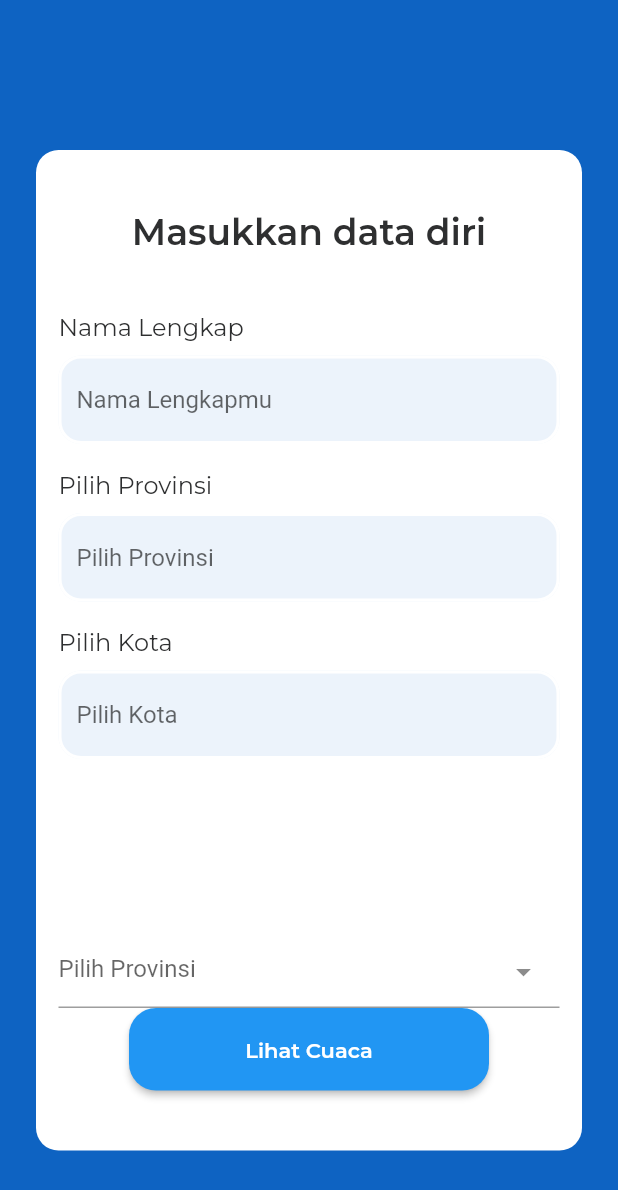
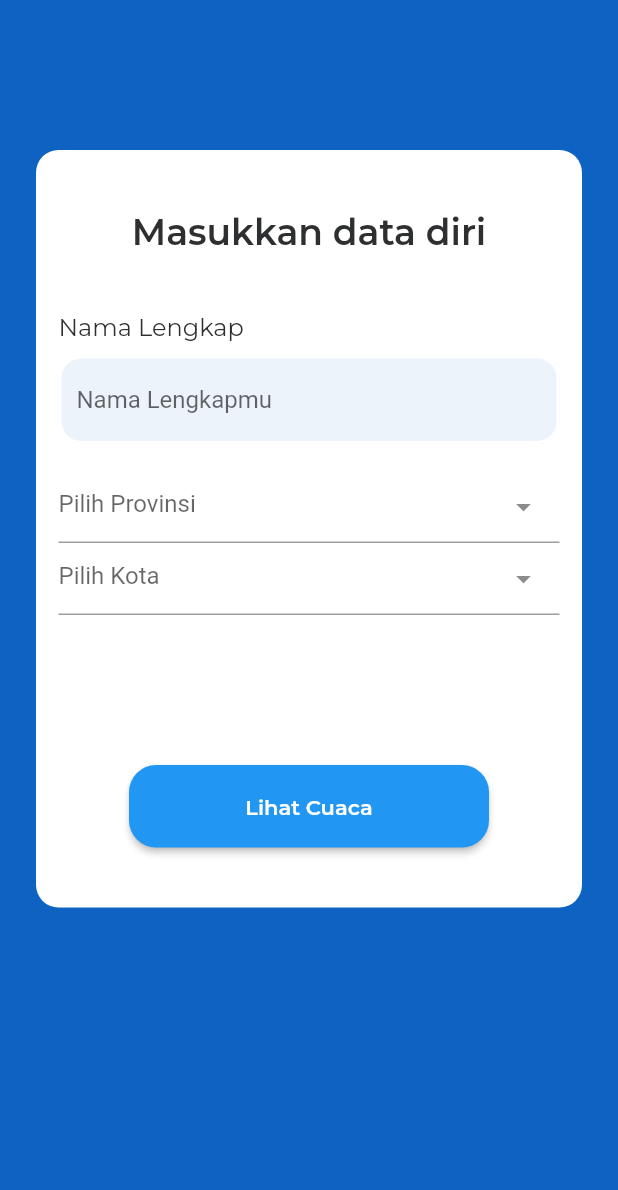
Before and after one commit to haikalhafizh24/weatherApp, a Flutter app: the screen it shows after launch, on a phone screen of 412 x 824 dp. Shown: the top 1190 px of the screen. Run offline on Flutter 3.47's test engine with Material 2 defaults, Android fonts, the phone set to English and light mode, and no system bars; drawn by our look-alikes of dropdown_search; our stand-ins replace bloc, equatable, flutter_bloc, google_fonts.

Commit message:
second commit

```diff
--- a/lib/ui/pages/detail_page.dart
+++ b/lib/ui/pages/detail_page.dart
@@ -1,4 +1,5 @@
 import 'package:flutter/material.dart';
+import 'package:weatherapp/models/user_model.dart';
 import 'package:weatherapp/shared/theme.dart';
 
 class DetailPage extends StatelessWidget {
--- a/lib/ui/pages/main_page.dart
+++ b/lib/ui/pages/main_page.dart
@@ -1,6 +1,7 @@
 import 'package:dropdown_search/dropdown_search.dart';
 import 'package:flutter/material.dart';
 import 'package:weatherapp/cubit/address_cubit.dart';
+import 'package:weatherapp/cubit/user_cubit.dart';
 import 'package:weatherapp/shared/theme.dart';
 import 'package:weatherapp/ui/widgets/form_field_custom.dart';
 import 'package:flutter_bloc/flutter_bloc.dart';
@@ -15,6 +16,7 @@ class MainPage extends StatefulWidget {
 }
 
 class _MainPageState extends State<MainPage> {
+  final TextEditingController nameController = TextEditingController(text: '');
   @override
   void initState() {
     // TODO: implement initState
@@ -24,6 +26,9 @@ class _MainPageState extends State<MainPage> {
 
   @override
   Widget build(BuildContext context) {
+    String province = '';
+    String city = '';
+    List filtered = [];
     Widget header(List<AddressModel> address) {
       return Container(
         margin: EdgeInsets.only(
@@ -53,29 +58,54 @@ class _MainPageState extends State<MainPage> {
             FormFieldCustom(
               title: 'Nama Lengkap',
               hint: 'Nama Lengkapmu',
-            ),
-            FormFieldCustom(
-              title: 'Pilih Provinsi',
-              hint: 'Pilih Provinsi',
-            ),
-            FormFieldCustom(
-              title: 'Pilih Kota',
-              hint: 'Pilih Kota',
-            ),
-            SizedBox(
-              height: 100,
+              controller: nameController,
             ),
             DropdownSearch(
               // ignore: avoid_types_as_parameter_names
-              items: address.toList(),
+              items: address.map((AddressModel address) {
+                return address.provinsi;
+              }).toList(),
+              onChanged: (value) => setState(() {
+                value = province;
+                // ignore: avoid_print
+                print(province);
+              }),
               dropdownSearchDecoration: InputDecoration(
                 hintText: 'Pilih Provinsi',
                 fillColor: kWhiteColor,
               ),
             ),
-            ElevatedButton(
+            DropdownSearch(
+              items: address.map((AddressModel address) {
+                return address.kota
+                    .where(
+                      (element) => address.provinsi.toLowerCase().contains(
+                            province.toLowerCase(),
+                          ),
+                    )
+                    .toList();
+              }).toList(),
+              onChanged: (value) => setState(() {
+                value = city;
+              }),
+              dropdownSearchDecoration: InputDecoration(
+                hintText: 'Pilih Kota',
+                fillColor: kWhiteColor,
+              ),
+            ),
+            SizedBox(
+              height: 100,
+            ),
+            BlocBuilder<UserCubit, UserState>(
+              builder: (context, state) {
+                return ElevatedButton(
                   onPressed: () {
                     Navigator.pushNamed(context, '/detail');
+                    context.read<UserCubit>().setUser(
+                          name: nameController.text,
+                          provinsi: province,
+                          kota: city,
+                        );
                   },
                   child: Text(
                     'Lihat Cuaca',
@@ -95,6 +125,8 @@ class _MainPageState extends State<MainPage> {
                       ),
                     ),
                   ),
+                );
+              },
             ),
           ],
         ),
--- a/lib/ui/widgets/form_field_custom.dart
+++ b/lib/ui/widgets/form_field_custom.dart
@@ -5,11 +5,13 @@ import '../../shared/theme.dart';
 class FormFieldCustom extends StatelessWidget {
   String title;
   String hint;
-  FormFieldCustom({
-    Key? key,
-    required this.title,
-    required this.hint,
-  }) : super(key: key);
+  TextEditingController controller;
+  FormFieldCustom(
+      {Key? key,
+      required this.title,
+      required this.hint,
+      required this.controller})
+      : super(key: key);
 
   @override
   Widget build(BuildContext context) {
@@ -30,6 +32,7 @@ class FormFieldCustom extends StatelessWidget {
             height: 8,
           ),
           TextFormField(
+            controller: controller,
             decoration: InputDecoration(
               hintText: hint,
               fillColor: kBackgroundColor,
```
Lines whose indentation alone changed are shown as unchanged.
